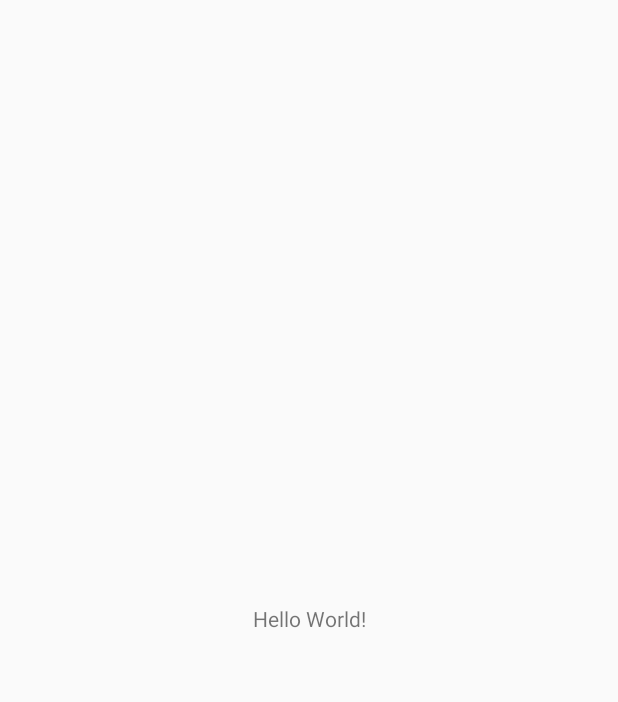
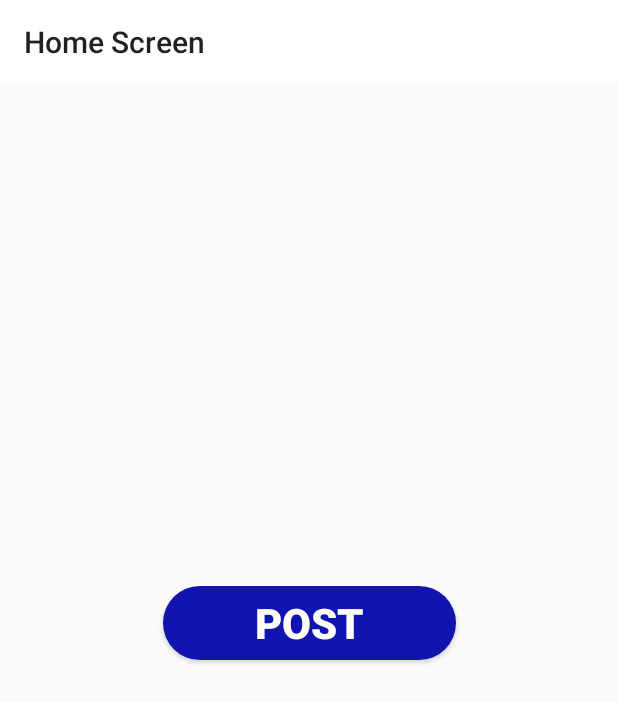
Before and after one commit to JaidenRM/MyMems, an Android app: the MainActivity screen opened directly, with no data from a screen before it, on a phone screen of 412 x 824 dp. Before the commit the part shown is almost empty. Shown: the top 702 px of the screen. Run offline under Robolectric (Android 15) with nearby library versions, the phone set to English and light mode, and no system bars; our stand-ins replace Firebase (no records; nobody signed in at launch, a user with empty details on screens opened directly).

Commit message:
added post and create post activities, did some minor ui work
set up sign up and users database storage
-- still needs minor adjusts
    ** ui based edits (loading bar)
    ** look into marking incorrect fields red (ie pw length)

```diff
--- a/app/src/main/AndroidManifest.xml
+++ b/app/src/main/AndroidManifest.xml
@@ -11,7 +11,7 @@
         android:roundIcon="@mipmap/ic_launcher_round"
         android:supportsRtl="true"
         android:theme="@style/AppTheme">
-        <activity android:name=".MainActivity"></activity>
+        <activity android:name=".MainActivity" />
         <activity android:name=".LoginActivity">
             <intent-filter>
                 <action android:name="android.intent.action.MAIN" />
@@ -19,7 +19,8 @@
                 <category android:name="android.intent.category.LAUNCHER" />
             </intent-filter>
         </activity>
-        <activity android:name=".SignUpActivity"></activity>
+        <activity android:name=".SignUpActivity" />
+        <activity android:name=".PostActivity"></activity>
     </application>
 
 </manifest>
--- a/app/src/main/res/layout/activity_main.xml
+++ b/app/src/main/res/layout/activity_main.xml
@@ -4,15 +4,41 @@
     xmlns:tools="http://schemas.android.com/tools"
     android:layout_width="match_parent"
     android:layout_height="match_parent"
-    tools:context=".MainActivity">
+    tools:context=".MainActivity"
+    tools:layout_editor_absoluteY="25dp">
 
-    <TextView
+
+    <android.support.v7.widget.Toolbar
+        android:id="@+id/toolbar"
+        android:layout_width="match_parent"
+        android:layout_height="wrap_content"
+        android:background="#ffffff"
+        app:title="Home Screen" />
+
+    <android.support.constraint.Guideline
+        android:id="@+id/guideline2"
         android:layout_width="wrap_content"
         android:layout_height="wrap_content"
-        android:text="Hello World!"
-        app:layout_constraintBottom_toBottomOf="parent"
-        app:layout_constraintLeft_toLeftOf="parent"
-        app:layout_constraintRight_toRightOf="parent"
-        app:layout_constraintTop_toTopOf="parent" />
+        android:orientation="horizontal"
+        app:layout_constraintGuide_percent="0.504222" />
+
+    <Button
+        android:id="@+id/button"
+        android:layout_width="195dp"
+        android:layout_height="49dp"
+        android:layout_marginBottom="8dp"
+        android:layout_marginEnd="8dp"
+        android:layout_marginLeft="8dp"
+        android:layout_marginRight="8dp"
+        android:layout_marginStart="8dp"
+        android:background="@drawable/button_style"
+        android:text="Post"
+        android:textColor="#ffffff"
+        android:textSize="28sp"
+        android:textStyle="bold"
+        app:layout_constraintBottom_toTopOf="@+id/guideline2"
+        app:layout_constraintEnd_toEndOf="parent"
+        app:layout_constraintStart_toStartOf="parent"
+        app:layout_constraintTop_toTopOf="@+id/guideline2" />
 
 </android.support.constraint.ConstraintLayout>
```
Also changed, not shown: app/src/main/java/com/github/jaidenrm/mymems/PostActivity.java (added, +13 -0 lines), app/src/main/res/layout/activity_post.xml (added, +111 -0 lines).
